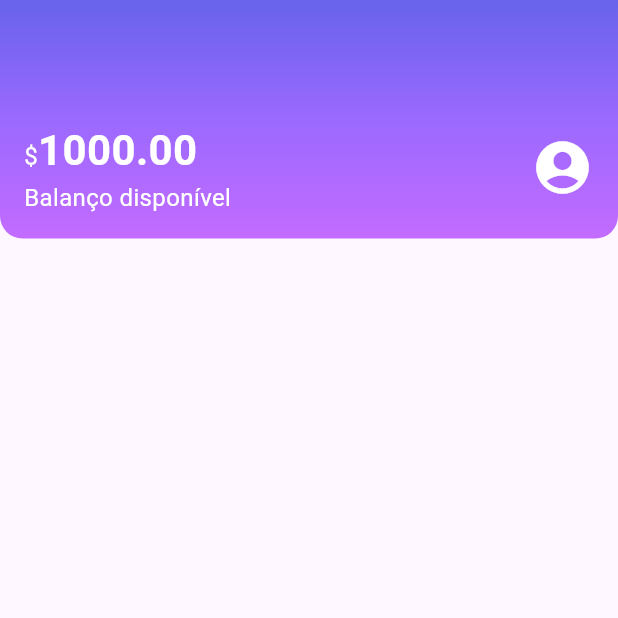
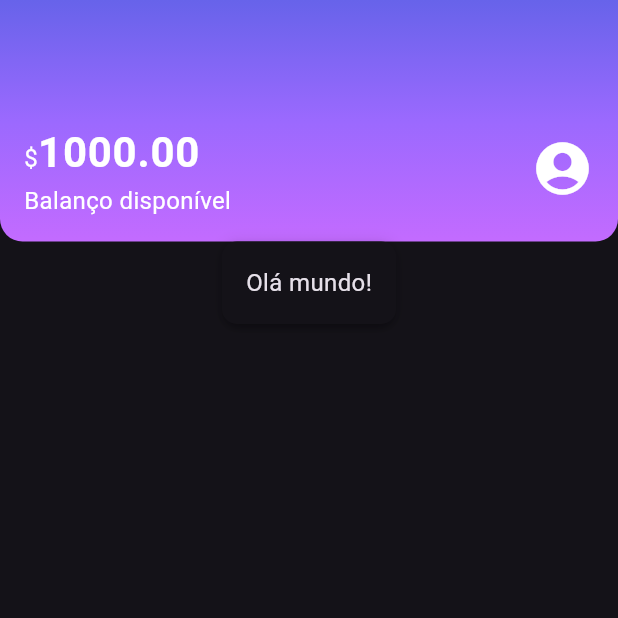
Before and after one commit to GiovanaJensen/alubankMobile, a Flutter app: the screen it shows after launch, on a phone screen of 412 x 824 dp, the top half of it. Run offline on Flutter 3.47's test engine with Material 3 defaults, Android fonts, the phone set to English and light mode, and no system bars.

Commit message:
add: colors, size and gradiente as a pattern

```diff
--- /dev/null
+++ b/lib/components/box_card.dart
@@ -0,0 +1,19 @@
+import 'package:flutter/material.dart';
+
+class BoxCard extends StatelessWidget {
+  final Widget boxContent;
+  const BoxCard({super.key, required this.boxContent});
+
+  @override
+  Widget build(BuildContext context) {
+    return Container(
+      decoration: BoxDecoration(
+        boxShadow: kElevationToShadow[3],
+        borderRadius: BorderRadius.circular(10),
+        color: Theme.of(context).cardColor,
+      ),
+      padding: const EdgeInsets.all(16.0),
+      child: boxContent,
+    );
+  }
+}
--- a/lib/components/sections/Header.dart
+++ b/lib/components/sections/Header.dart
@@ -1,3 +1,4 @@
+import 'package:alubank/themes/theme_colors.dart';
 import 'package:flutter/material.dart';
 
 class Header extends StatelessWidget {
@@ -10,11 +11,7 @@ class Header extends StatelessWidget {
         gradient: LinearGradient(
           begin: Alignment.topCenter,
           end: Alignment.bottomCenter,
-          colors: <Color>[
-            Color.fromRGBO(103, 99, 234, 1.0),
-            Color.fromRGBO(155, 105, 254, 1.0),
-            Color.fromRGBO(195, 107, 255, 1.0)
-          ],
+          colors: ThemeColors.headerGradient,
         ),
         borderRadius: BorderRadius.vertical(bottom: Radius.circular(15))
       ),
@@ -30,13 +27,13 @@ class Header extends StatelessWidget {
               Text.rich(
                 TextSpan(
                 text: '\$',
-                style: TextStyle(fontSize: 16, color: Colors.white),
+                style: TextStyle(color: Colors.white),
                 children: <TextSpan> [TextSpan(
                     text: '1000.00',
-                    style: TextStyle(fontSize: 28, fontWeight: FontWeight.bold)
+                    style: Theme.of(context).textTheme.bodyLarge,
                 ),]
                 )),
-              Text("Balanço disponível", style: TextStyle(fontSize: 16, color: Colors.white),)
+              Text("Balanço disponível", style: TextStyle(color: Colors.white),)
             ],),
             Icon(Icons.account_circle, size: 42, color: Colors.white,)],
         ),
--- a/lib/main.dart
+++ b/lib/main.dart
@@ -1,4 +1,5 @@
 import 'package:alubank/screens/home.dart';
+import 'package:alubank/themes/my_theme.dart';
 import 'package:flutter/material.dart';
 
 void main() {
@@ -12,6 +13,7 @@ class Alubank extends StatelessWidget {
   Widget build(BuildContext context) {
     return MaterialApp(
       title: "Alubank",
+      theme: MyTheme,
       home: Home(),
     );
   }
--- a/lib/screens/home.dart
+++ b/lib/screens/home.dart
@@ -1,3 +1,4 @@
+import 'package:alubank/components/box_card.dart';
 import 'package:alubank/components/sections/Header.dart';
 import 'package:flutter/material.dart';
 
@@ -9,6 +10,7 @@ class Home extends StatelessWidget {
     return Scaffold(body: Column(
       children: <Widget>[
         Header(),
+        BoxCard(boxContent: Text("Olá mundo!"))
       ],
     ),);
   }
--- /dev/null
+++ b/lib/themes/my_theme.dart
@@ -0,0 +1,18 @@
+import 'package:alubank/themes/theme_colors.dart';
+import 'package:flutter/material.dart';
+
+ThemeData MyTheme = ThemeData(
+  primarySwatch: ThemeColors.primaryColor,
+  primaryColor: ThemeColors.primaryColor,
+  brightness: Brightness.dark,
+  textTheme: TextTheme(
+    bodyMedium: TextStyle(
+      fontSize: 16
+    ),
+    bodyLarge: TextStyle(
+      fontSize: 28,
+      fontWeight: FontWeight.bold,
+      color: Colors.white
+    )
+  ),
+);
--- /dev/null
+++ b/lib/themes/theme_colors.dart
@@ -0,0 +1,10 @@
+import 'package:flutter/material.dart';
+
+class ThemeColors {
+  static const MaterialColor primaryColor = Colors.purple;
+  static const List<Color> headerGradient = [
+    Color.fromRGBO(103, 99, 234, 1.0),
+    Color.fromRGBO(155, 105, 254, 1.0),
+    Color.fromRGBO(195, 107, 255, 1.0),
+  ];
+}
```
